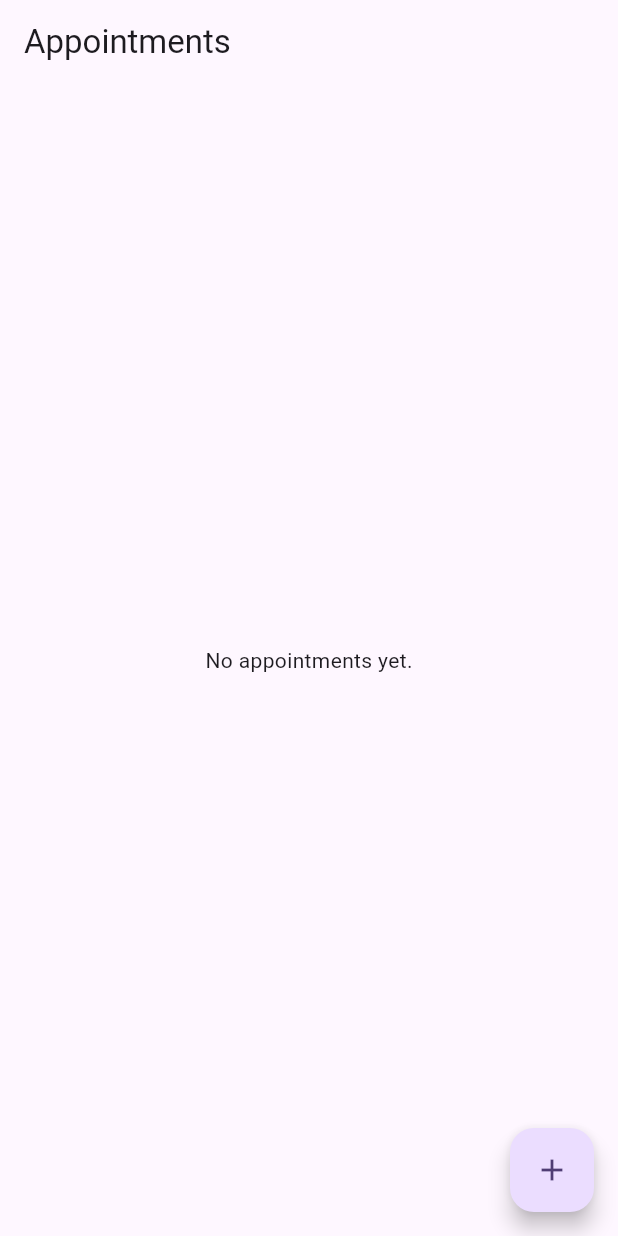
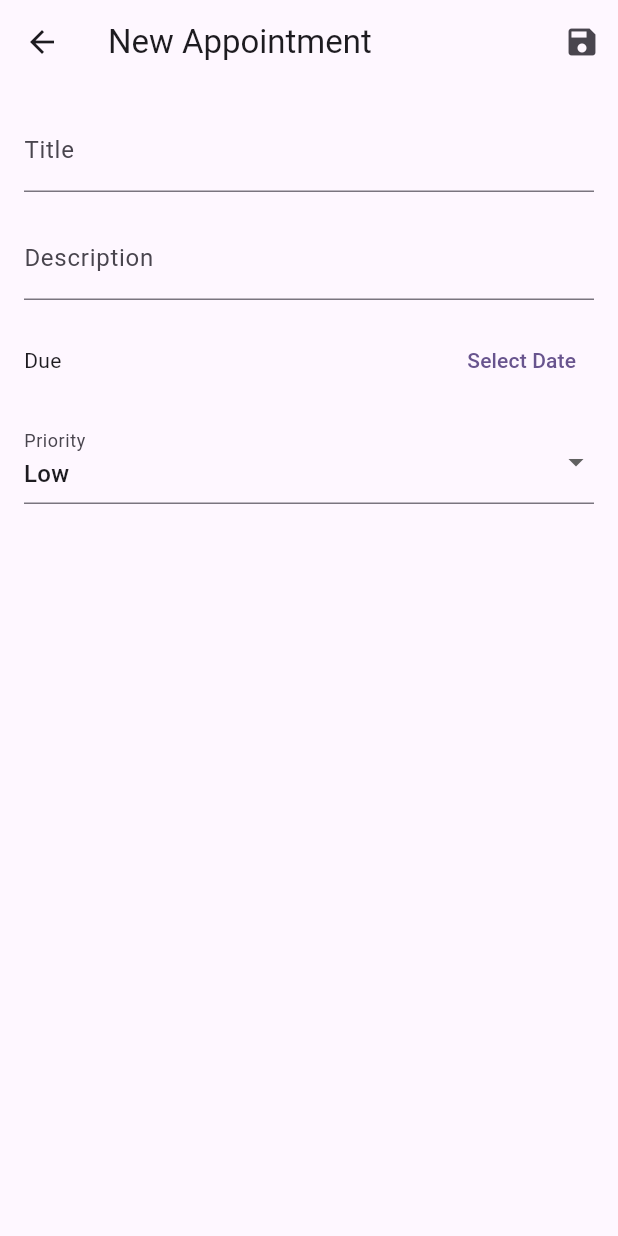
Before and after one commit to KayBeckmann/tracker, a Flutter app: the screen it shows after launch, after a tap on the "add" icon, on a phone screen of 412 x 824 dp. Run offline on Flutter 3.47's test engine with Material 3 defaults, Android fonts, the phone set to English and light mode, and no system bars; our stand-ins replace drift; accounts and stored records are empty; generated files the repository leaves out were written again; statements that could not run were skipped.

Commit message:
feat(appointments): Implement create and edit UI

```diff
--- a/lib/main.dart
+++ b/lib/main.dart
@@ -1,5 +1,6 @@
 import 'package:flutter/material.dart';
 import 'package:tracker/src/core/database/database.dart';
+import 'package:tracker/src/features/appointments/presentation/appointment_edit_screen.dart';
 
 late AppDatabase database;
 
@@ -55,6 +56,15 @@
               return ListTile(
                 title: Text(appointment.title),
                 subtitle: Text(appointment.dueDate.toString()),
+                onTap: () {
+                  Navigator.of(context).push(
+                    MaterialPageRoute(
+                      builder: (context) => AppointmentEditScreen(
+                        appointment: appointment,
+                      ),
+                    ),
+                  );
+                },
               );
             },
           );
@@ -62,12 +72,11 @@
       ),
       floatingActionButton: FloatingActionButton(
         onPressed: () {
-          database.into(database.appointments).insert(
-                AppointmentsCompanion.insert(
-                  title: 'Test Appointment',
-                  dueDate: DateTime.now(),
-                ),
-              );
+          Navigator.of(context).push(
+            MaterialPageRoute(
+              builder: (context) => const AppointmentEditScreen(),
+            ),
+          );
         },
         child: const Icon(Icons.add),
       ),
--- /dev/null
+++ b/lib/src/features/appointments/presentation/appointment_edit_screen.dart
@@ -0,0 +1,126 @@
+import 'package:flutter/material.dart';
+import 'package:tracker/src/core/database/database.dart';
+
+class AppointmentEditScreen extends StatefulWidget {
+  final Appointment? appointment;
+
+  const AppointmentEditScreen({super.key, this.appointment});
+
+  @override
+  State<AppointmentEditScreen> createState() => _AppointmentEditScreenState();
+}
+
+class _AppointmentEditScreenState extends State<AppointmentEditScreen> {
+  final _formKey = GlobalKey<FormState>();
+  late TextEditingController _titleController;
+  late TextEditingController _descriptionController;
+  late DateTime _dueDate;
+  int _priority = 0;
+
+  @override
+  void initState() {
+    super.initState();
+    _titleController = TextEditingController(text: widget.appointment?.title);
+    _descriptionController = TextEditingController(text: widget.appointment?.description);
+    _dueDate = widget.appointment?.dueDate ?? DateTime.now();
+    _priority = widget.appointment?.priority ?? 0;
+  }
+
+  @override
+  Widget build(BuildContext context) {
+    return Scaffold(
+      appBar: AppBar(
+        title: Text(widget.appointment == null ? 'New Appointment' : 'Edit Appointment'),
+        actions: [
+          IconButton(
+            icon: const Icon(Icons.save),
+            onPressed: _saveForm,
+          ),
+        ],
+      ),
+      body: Padding(
+        padding: const EdgeInsets.all(16.0),
+        child: Form(
+          key: _formKey,
+          child: Column(
+            children: [
+              TextFormField(
+                controller: _titleController,
+                decoration: const InputDecoration(labelText: 'Title'),
+                validator: (value) {
+                  if (value == null || value.isEmpty) {
+                    return 'Please enter a title';
+                  }
+                  return null;
+                },
+              ),
+              const SizedBox(height: 16),
+              TextFormField(
+                controller: _descriptionController,
+                decoration: const InputDecoration(labelText: 'Description'),
+              ),
+              const SizedBox(height: 16),
+              Row(
+                children: [
+                  Expanded(
+                    child: Text('Due Date: ${_dueDate.toLocal()}'.split(' ')[0]),
+                  ),
+                  TextButton(
+                    child: const Text('Select Date'),
+                    onPressed: () async {
+                      final pickedDate = await showDatePicker(
+                        context: context,
+                        initialDate: _dueDate,
+                        firstDate: DateTime(2000),
+                        lastDate: DateTime(2101),
+                      );
+                      if (pickedDate != null && pickedDate != _dueDate) {
+                        setState(() {
+                          _dueDate = pickedDate;
+                        });
+                      }
+                    },
+                  ),
+                ],
+              ),
+              const SizedBox(height: 16),
+              DropdownButtonFormField<int>(
+                value: _priority,
+                decoration: const InputDecoration(labelText: 'Priority'),
+                items: const [
+                  DropdownMenuItem(value: 0, child: Text('Low')),
+                  DropdownMenuItem(value: 1, child: Text('Medium')),
+                  DropdownMenuItem(value: 2, child: Text('High')),
+                ],
+                onChanged: (value) {
+                  setState(() {
+                    _priority = value!;
+                  });
+                },
+              ),
+            ],
+          ),
+        ),
+      ),
+    );
+  }
+
+  void _saveForm() {
+    if (_formKey.currentState!.validate()) {
+      final newAppointment = AppointmentsCompanion(
+        title: Value(_titleController.text),
+        description: Value(_descriptionController.text),
+        dueDate: Value(_dueDate),
+        priority: Value(_priority),
+      );
+
+      if (widget.appointment == null) {
+        database.into(database.appointments).insert(newAppointment);
+      } else {
+        database.update(database.appointments).replace(newAppointment);
+      }
+
+      Navigator.of(context).pop();
+    }
+  }
+}
```
